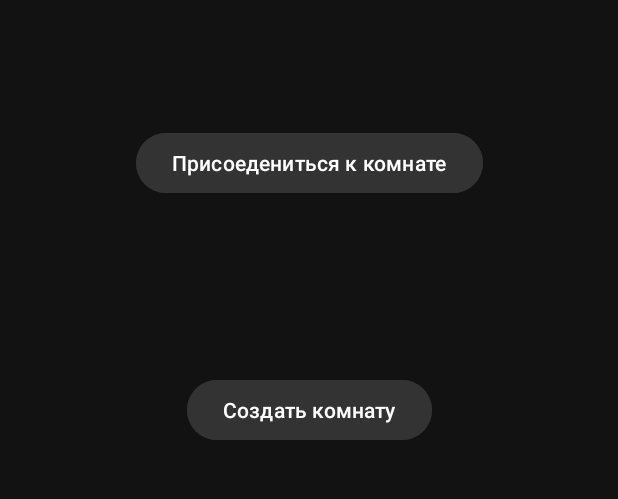
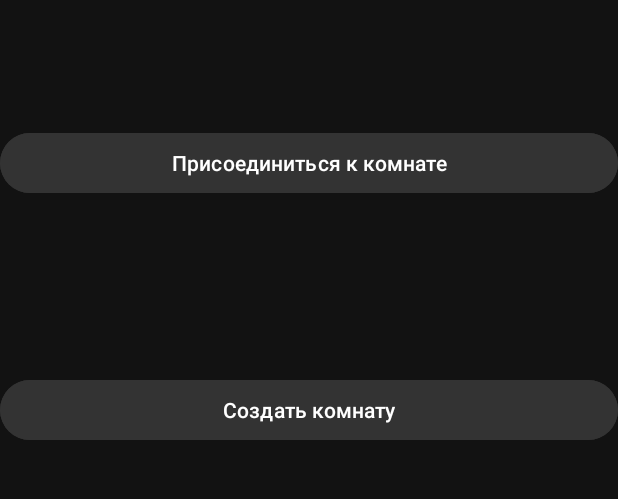
Before and after one commit to nyaku12/Qroom, an Android app built with Jetpack Compose: the screen it shows after launch (MainActivity), on a phone screen of 412 x 824 dp, the part 120-619 px from its top. Run offline under Robolectric (Android 15) with nearby library versions, the light colour scheme and no system bars.

Commit message:
some version, idk

```diff
--- a/app/src/main/res/layout/activity_main.xml
+++ b/app/src/main/res/layout/activity_main.xml
@@ -37,9 +37,9 @@
 
     <Button
         android:id="@+id/Join_Button"
-        android:layout_width="wrap_content"
+        android:layout_width="0dp"
         android:layout_height="wrap_content"
-        android:text="Присоедениться к комнате"
+        android:text="Присоединиться к комнате"
         android:textColor="#FFFFFF"
         android:backgroundTint="#333333"
         app:layout_constraintTop_toTopOf="@id/guideline_join"
@@ -48,7 +48,7 @@
 
     <Button
         android:id="@+id/Create_Button"
-        android:layout_width="wrap_content"
+        android:layout_width="0dp"
         android:layout_height="wrap_content"
         android:text="Создать комнату"
         android:textColor="#FFFFFF"
```
